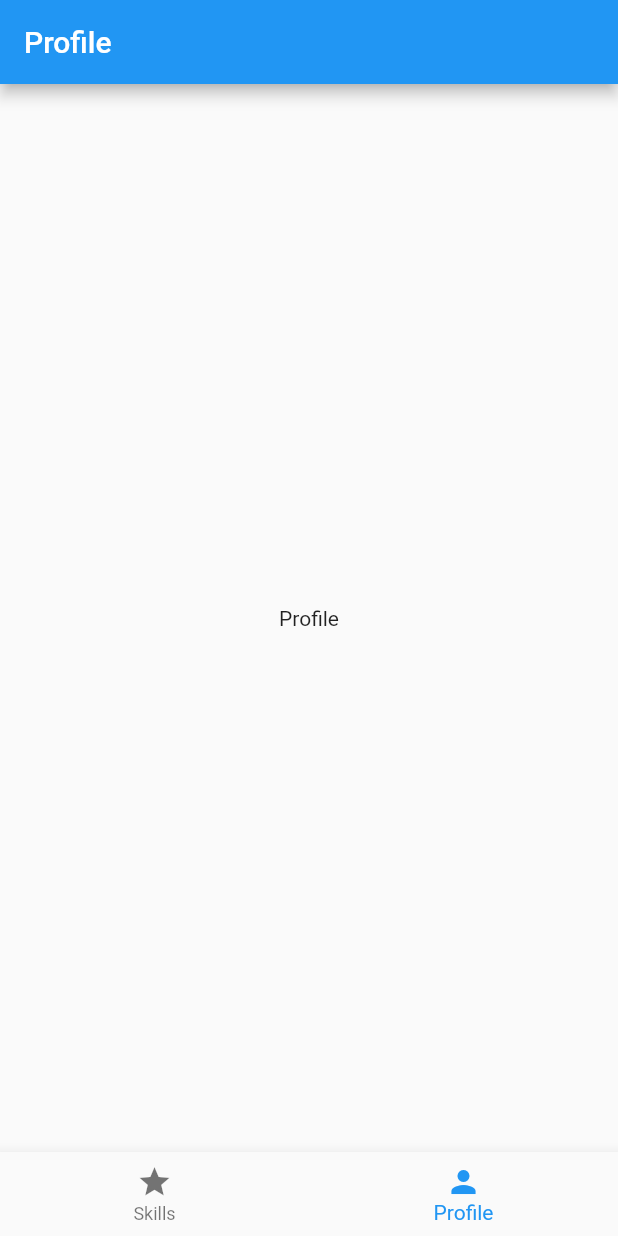
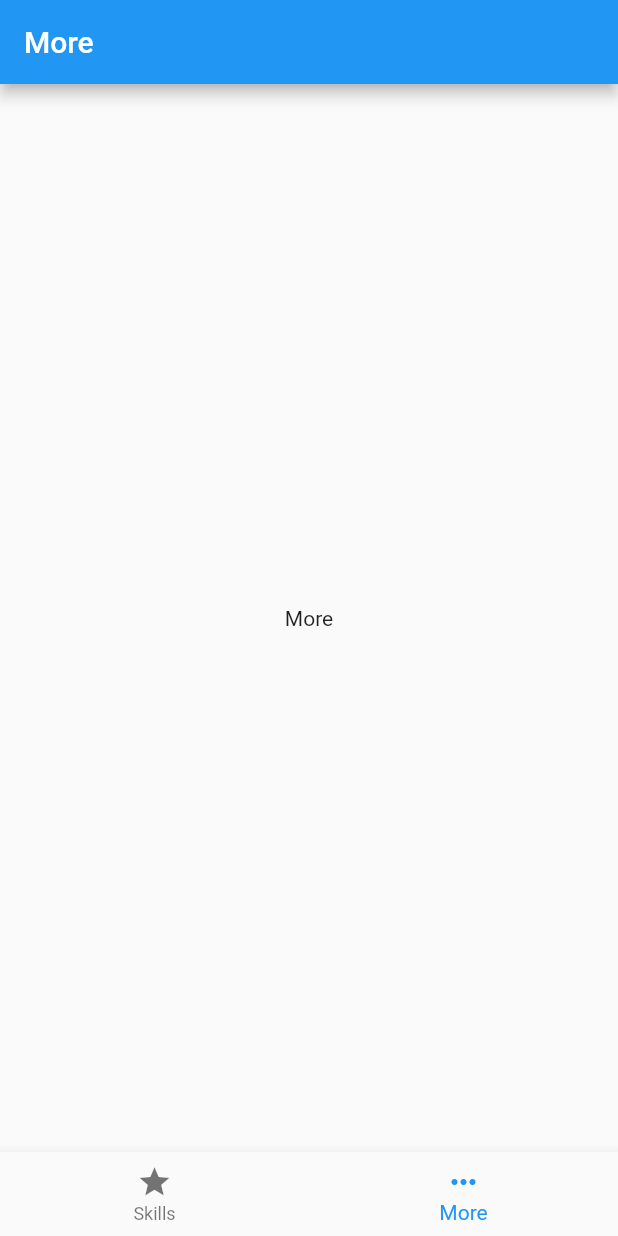
Before and after one commit to domneedham/uni-ssa.client, a Flutter app: the screen it shows after launch, item 2 of the bottom bar chosen, on a phone screen of 412 x 824 dp. Run offline on Flutter 3.47's test engine with Material 2 defaults, Android fonts, the phone set to English and light mode, and no system bars; our stand-ins replace get; missing offline and left inert: flutter_iconpicker.

Commit message:
change to more tab naming

```diff
--- a/lib/app/ui/pages/home_page/staff_home_page.dart
+++ b/lib/app/ui/pages/home_page/staff_home_page.dart
@@ -15,10 +15,10 @@ class StaffHomePage extends StatelessWidget {
             StaffSkillTab(),
             Scaffold(
               appBar: AppBar(
-                title: Text("Profile"),
+                title: Text("More"),
               ),
               body: Center(
-                child: Text("Profile"),
+                child: Text("More"),
               ),
             ),
           ],
@@ -33,8 +33,8 @@ class StaffHomePage extends StatelessWidget {
               label: "Skills",
             ),
             const BottomNavigationBarItem(
-              icon: const Icon(Icons.person),
-              label: "Profile",
+              icon: const Icon(Icons.more_horiz),
+              label: "More",
             ),
           ],
         ),
```
